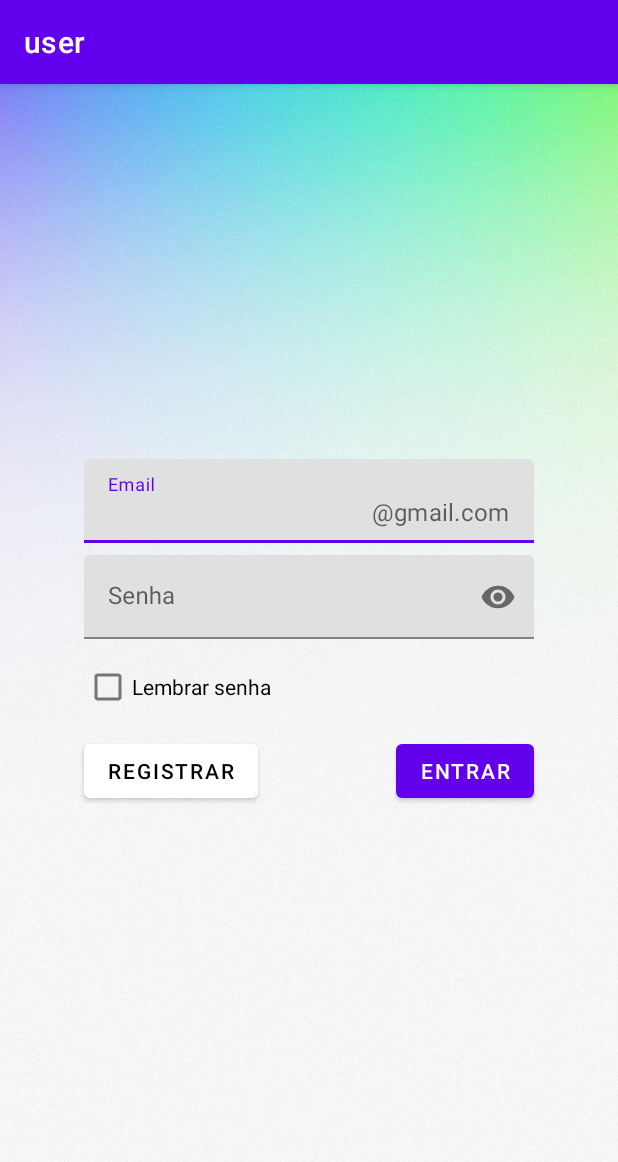
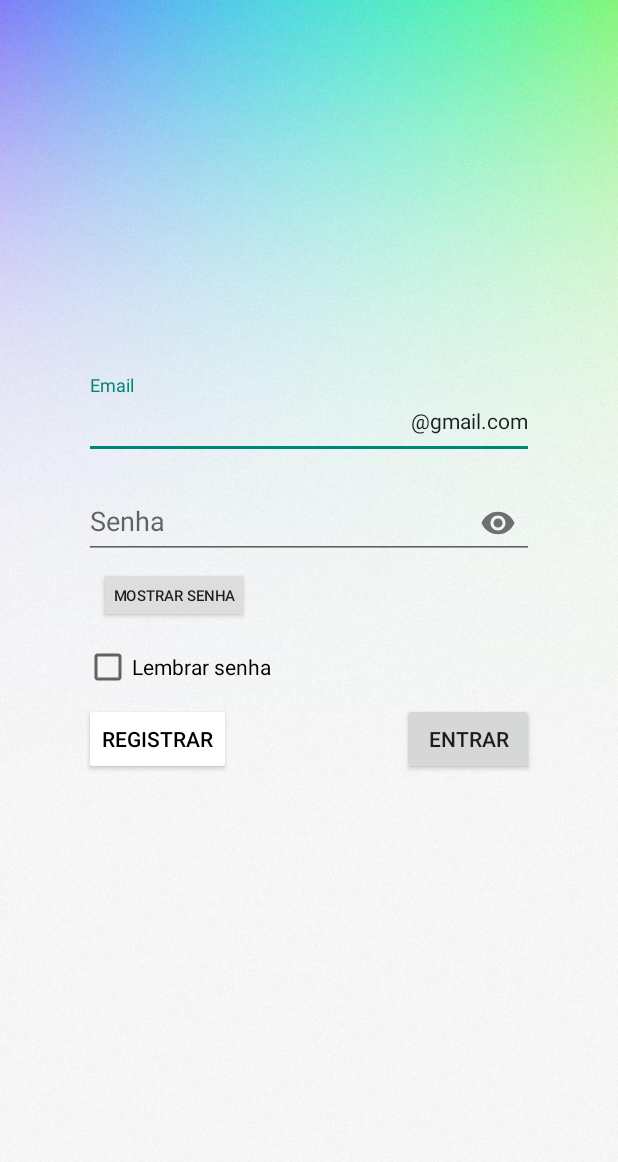
Before and after one commit to cesarfreitax/user, an Android app: the screen it shows after launch (LoginActivity), on a phone screen of 412 x 824 dp. Shown: the top 1162 px of the screen. Run offline under Robolectric (Android 15) with nearby library versions, the phone set to English and light mode, and no system bars.

Commit message:
main add show or hide password btn with click press handler

```diff
--- a/app/src/main/java/com/cesar/user/LoginActivity.kt
+++ b/app/src/main/java/com/cesar/user/LoginActivity.kt
@@ -1,15 +1,20 @@
 package com.cesar.user
 
+import android.annotation.SuppressLint
 import android.content.Context
 import android.content.Intent
 import android.content.SharedPreferences
 import androidx.appcompat.app.AppCompatActivity
 import android.os.Bundle
+import android.text.InputType
+import android.view.MotionEvent
+import android.view.View
 import android.widget.Toast
 import androidx.appcompat.app.AlertDialog
 import androidx.core.splashscreen.SplashScreen.Companion.installSplashScreen
 import com.cesar.user.databinding.LoginBinding
 
+@SuppressLint("ClickableViewAccessibility")
 class LoginActivity : AppCompatActivity() {
 
     private val binding by lazy { LoginBinding.inflate(layoutInflater) }
@@ -24,6 +29,24 @@ class LoginActivity : AppCompatActivity() {
 
         checkRememberLogin()
         setupButton()
+        setShowPwdBtn()
+
+    }
+
+    private fun setShowPwdBtn() {
+        binding.loginBtnShowPwd.setOnTouchListener { _, event ->
+            return@setOnTouchListener showOrHidePassword(event)
+        }
+    }
+
+    private fun showOrHidePassword(event: MotionEvent): Boolean {
+        when (event.action) {
+            MotionEvent.ACTION_DOWN -> binding.loginPassword.inputType =
+                InputType.TYPE_TEXT_VARIATION_VISIBLE_PASSWORD
+            MotionEvent.ACTION_UP -> binding.loginPassword.inputType =
+                InputType.TYPE_TEXT_VARIATION_PASSWORD or InputType.TYPE_CLASS_TEXT
+        }
+        return true
     }
 
     private fun setupButton() {
--- a/app/src/main/java/com/cesar/user/RegisterActivity.kt
+++ b/app/src/main/java/com/cesar/user/RegisterActivity.kt
@@ -397,6 +397,11 @@ class RegisterActivity : AppCompatActivity() {
             setSetBtnValidation()
         }
 
+        treatment.addTextChangedListener {
+            it.toString().notEmptyMask(treatment)
+            setSetBtnValidation()
+        }
+
     }
 
     private fun setSetBtnValidation() {
--- a/app/src/main/java/com/cesar/user/SplashScreen.kt
+++ b/app/src/main/java/com/cesar/user/SplashScreen.kt
@@ -3,15 +3,16 @@ package com.cesar.user
 import android.animation.ObjectAnimator
 import android.annotation.SuppressLint
 import android.content.Intent
+import android.os.Build
 import androidx.appcompat.app.AppCompatActivity
 import android.os.Bundle
 import android.os.Handler
 import android.os.Looper
+import android.view.View
 import android.view.WindowManager
 import com.cesar.user.databinding.ActivitySplashScreenBinding
 
 @Suppress("DEPRECATION")
-@SuppressLint("CustomSplashScreen")
 class SplashScreen : AppCompatActivity() {
 
     private val binding by lazy {
--- a/app/src/main/res/layout/login.xml
+++ b/app/src/main/res/layout/login.xml
@@ -45,6 +45,18 @@
 
     </com.google.android.material.textfield.TextInputLayout>
 
+    <Button
+        android:id="@+id/login_btn_show_pwd"
+        android:layout_width="wrap_content"
+        android:layout_height="wrap_content"
+        android:text="Mostrar senha"
+        android:scaleX=".7"
+        android:scaleY=".7"
+        app:layout_constraintTop_toBottomOf="@id/login_password_container"
+        app:layout_constraintStart_toStartOf="parent"
+        android:layout_marginLeft="46dp"
+        android:backgroundTint="#DDDDDD"/>
+
 
     <CheckBox
         android:id="@+id/login_checkbox"
@@ -52,7 +64,7 @@
         android:layout_height="wrap_content"
         android:text="Lembrar senha"
         app:layout_constraintStart_toStartOf="@id/login_password_container"
-        app:layout_constraintTop_toBottomOf="@id/login_password_container"
+        app:layout_constraintTop_toBottomOf="@id/login_btn_show_pwd"
         android:layout_marginTop="8dp"/>
 
     <Button
--- a/app/src/main/res/values-v31/themes.xml
+++ b/app/src/main/res/values-v31/themes.xml
@@ -1,7 +1,7 @@
 <?xml version="1.0" encoding="utf-8"?>
 <resources xmlns:tools="http://schemas.android.com/tools">
 
-    <style name="Theme.User" parent="Theme.MaterialComponents.DayNight.DarkActionBar">
+    <style name="Theme.User" parent="Theme.AppCompat.DayNight.NoActionBar">
         <!-- Primary brand color. -->
         <item name="colorPrimary">@color/purple_500</item>
         <item name="colorPrimaryVariant">@color/purple_700</item>
--- a/app/src/main/res/values/themes.xml
+++ b/app/src/main/res/values/themes.xml
@@ -1,6 +1,6 @@
 <resources xmlns:tools="http://schemas.android.com/tools">
     <!-- Base application theme. -->
-    <style name="Theme.User" parent="Theme.MaterialComponents.DayNight.DarkActionBar">
+    <style name="Theme.User" parent="Theme.AppCompat.DayNight.NoActionBar">
         <!-- Primary brand color. -->
         <item name="colorPrimary">@color/purple_500</item>
         <item name="colorPrimaryVariant">@color/purple_700</item>
@@ -14,10 +14,10 @@
         <!-- Customize your theme here. -->
     </style>
 
-    <style name="Theme.App.SplashScreen" parent="Theme.SplashScreen">
+    <style name="Theme.App.Starting" parent="Theme.SplashScreen">
+        <item name="windowSplashScreenAnimatedIcon">@drawable/user_logo_transparent</item>
         <item name="windowSplashScreenBackground">@color/green</item>
-        <item name="windowSplashScreenAnimatedIcon">@drawable/user_logo_transparent</item>
-        <item name="postSplashScreenTheme">@style/Theme.User</item>
+        <item name="postSplashScreenTheme">@style/Theme.AppCompat.DayNight.NoActionBar</item>
     </style>
 
     <style name="Theme.User.NoActionBar">
```
Also changed, not shown: app/src/main/AndroidManifest.xml (+25 -24 lines).
